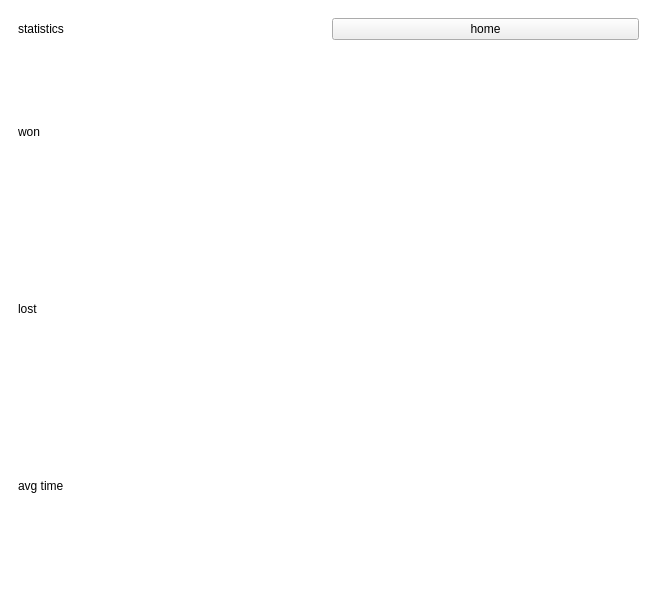
This is frontend/sudoku.ui in ykn18/sudo-ku as Qt 5 draws it before an edit. The edited form follows.
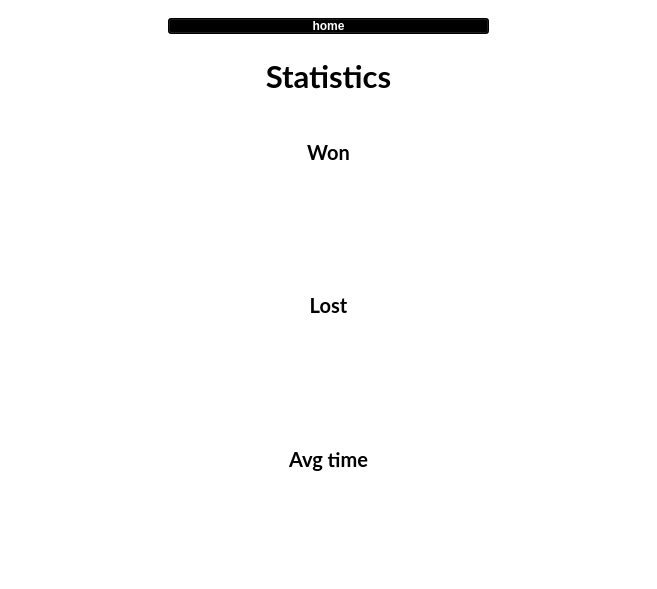
This is the edited form. The open tabs and pages were chosen to show the change. Icons and pictures are not drawn.

Commit message: Clean UI and fix bug collab mode bug

The edit to the form file:
```diff
--- a/frontend/sudoku.ui
+++ b/frontend/sudoku.ui
@@ -3614,60 +3614,146 @@
        </layout>
       </widget>
       <widget class="QWidget" name="page_10">
-       <layout class="QGridLayout" name="gridLayout_3">
-        <item row="2" column="0">
-         <widget class="QLabel" name="label_10">
+       <layout class="QVBoxLayout" name="verticalLayout_12">
+        <item>
+         <widget class="QPushButton" name="homeButton_3">
+          <property name="styleSheet">
+           <string notr="true">QPushButton{
+margin-right:150px;
+margin-left:150px;
+background:black;
+color:white;
+font-weight: bold;
+}</string>
+          </property>
           <property name="text">
-           <string>lost</string>
+           <string>home</string>
           </property>
          </widget>
         </item>
-        <item row="1" column="0">
+        <item>
+         <widget class="QLabel" name="label_8">
+          <property name="font">
+           <font>
+            <family>Lato</family>
+            <pointsize>23</pointsize>
+            <weight>75</weight>
+            <bold>true</bold>
+           </font>
+          </property>
+          <property name="text">
+           <string>Statistics</string>
+          </property>
+          <property name="alignment">
+           <set>Qt::AlignCenter</set>
+          </property>
+         </widget>
+        </item>
+        <item>
          <widget class="QLabel" name="label_11">
-          <property name="text">
-           <string>won</string>
+          <property name="font">
+           <font>
+            <family>Lato</family>
+            <pointsize>15</pointsize>
+            <weight>75</weight>
+            <bold>true</bold>
+           </font>
           </property>
-         </widget>
-        </item>
-        <item row="2" column="1">
-         <widget class="QLabel" name="lostLabel">
           <property name="text">
-           <string/>
+           <string>Won</string>
           </property>
-         </widget>
-        </item>
-        <item row="3" column="1">
-         <widget class="QLabel" name="avgTimeLabel">
-          <property name="text">
-           <string/>
+          <property name="alignment">
+           <set>Qt::AlignCenter</set>
           </property>
          </widget>
         </item>
-        <item row="1" column="1">
+        <item>
          <widget class="QLabel" name="wonLabel">
+          <property name="font">
+           <font>
+            <family>Lato</family>
+            <pointsize>13</pointsize>
+            <weight>75</weight>
+            <bold>true</bold>
+           </font>
+          </property>
           <property name="text">
            <string/>
           </property>
+          <property name="alignment">
+           <set>Qt::AlignCenter</set>
+          </property>
          </widget>
         </item>
-        <item row="3" column="0">
+        <item>
+         <widget class="QLabel" name="label_10">
+          <property name="font">
+           <font>
+            <family>Lato</family>
+            <pointsize>15</pointsize>
+            <weight>75</weight>
+            <bold>true</bold>
+           </font>
+          </property>
+          <property name="text">
+           <string>Lost</string>
+          </property>
+          <property name="alignment">
+           <set>Qt::AlignCenter</set>
+          </property>
+         </widget>
+        </item>
+        <item>
+         <widget class="QLabel" name="lostLabel">
+          <property name="font">
+           <font>
+            <family>Lato</family>
+            <pointsize>13</pointsize>
+            <weight>75</weight>
+            <bold>true</bold>
+           </font>
+          </property>
+          <property name="text">
+           <string/>
+          </property>
+          <property name="alignment">
+           <set>Qt::AlignCenter</set>
+          </property>
+         </widget>
+        </item>
+        <item>
          <widget class="QLabel" name="label_13">
-          <property name="text">
-           <string>avg time</string>
+          <property name="font">
+           <font>
+            <family>Lato</family>
+            <pointsize>15</pointsize>
+            <weight>75</weight>
+            <bold>true</bold>
+           </font>
           </property>
-         </widget>
-        </item>
-        <item row="0" column="0">
-         <widget class="QLabel" name="label_8">
           <property name="text">
-           <string>statistics</string>
+           <string>Avg time</string>
           </property>
+          <property name="alignment">
+           <set>Qt::AlignCenter</set>
+          </property>
          </widget>
         </item>
-        <item row="0" column="1">
-         <widget class="QPushButton" name="homeButton_3">
+        <item>
+         <widget class="QLabel" name="avgTimeLabel">
+          <property name="font">
+           <font>
+            <family>Lato</family>
+            <pointsize>13</pointsize>
+            <weight>75</weight>
+            <bold>true</bold>
+           </font>
+          </property>
           <property name="text">
-           <string>home</string>
+           <string/>
+          </property>
+          <property name="alignment">
+           <set>Qt::AlignCenter</set>
           </property>
          </widget>
         </item>
```
Left out of the diff: 79 changed lines with no effect on the pictures. The commit also changes 2 other files.
